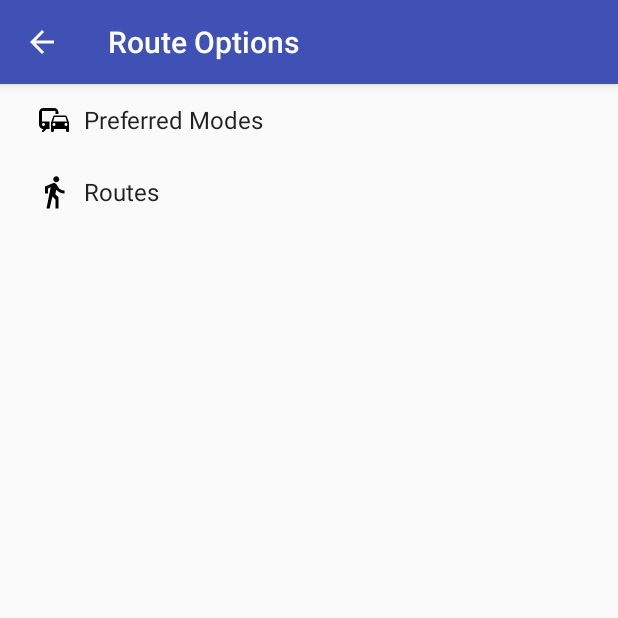
After one commit to Aakankshareddy/SIHPassengerApp, an Android app: the RouteSettings screen opened directly, with no data from a screen before it, on a phone screen of 412 x 824 dp, the top half of it. The commit adds this screen. Run offline under Robolectric (Android 15) with nearby library versions, the phone set to English and light mode, and no system bars.

Commit message:
route settings basic

```diff
--- a/app/build.gradle
+++ b/app/build.gradle
@@ -9,6 +9,7 @@ android {
         versionCode 1
         versionName "1.0"
         testInstrumentationRunner "android.support.test.runner.AndroidJUnitRunner"
+        vectorDrawables.useSupportLibrary = true
     }
     buildTypes {
         release {
@@ -22,6 +23,8 @@ dependencies {
     implementation fileTree(dir: 'libs', include: ['*.jar'])
     implementation 'com.android.support:appcompat-v7:27.1.1'
     implementation 'com.android.support.constraint:constraint-layout:1.1.3'
+    implementation 'com.android.support:support-v4:27.1.1'
+    implementation 'com.android.support:support-vector-drawable:27.1.1'
     testImplementation 'junit:junit:4.12'
     androidTestImplementation 'com.android.support.test:runner:1.0.2'
     androidTestImplementation 'com.android.support.test.espresso:espresso-core:3.0.2'
--- /dev/null
+++ b/app/src/main/java/com/aakankshareddy/sihpassengerapp/AppCompatPreferenceActivity.java
@@ -0,0 +1,109 @@
+package com.aakankshareddy.sihpassengerapp;
+
+import android.content.res.Configuration;
+import android.os.Bundle;
+import android.preference.PreferenceActivity;
+import android.support.annotation.LayoutRes;
+import android.support.annotation.Nullable;
+import android.support.v7.app.ActionBar;
+import android.support.v7.app.AppCompatDelegate;
+import android.support.v7.widget.Toolbar;
+import android.view.MenuInflater;
+import android.view.View;
+import android.view.ViewGroup;
+
+/**
+ * A {@link android.preference.PreferenceActivity} which implements and proxies the necessary calls
+ * to be used with AppCompat.
+ */
+public abstract class AppCompatPreferenceActivity extends PreferenceActivity {
+
+    private AppCompatDelegate mDelegate;
+
+    @Override
+    protected void onCreate(Bundle savedInstanceState) {
+        getDelegate().installViewFactory();
+        getDelegate().onCreate(savedInstanceState);
+        super.onCreate(savedInstanceState);
+    }
+
+    @Override
+    protected void onPostCreate(Bundle savedInstanceState) {
+        super.onPostCreate(savedInstanceState);
+        getDelegate().onPostCreate(savedInstanceState);
+    }
+
+    public ActionBar getSupportActionBar() {
+        return getDelegate().getSupportActionBar();
+    }
+
+    public void setSupportActionBar(@Nullable Toolbar toolbar) {
+        getDelegate().setSupportActionBar(toolbar);
+    }
+
+    @Override
+    public MenuInflater getMenuInflater() {
+        return getDelegate().getMenuInflater();
+    }
+
+    @Override
+    public void setContentView(@LayoutRes int layoutResID) {
+        getDelegate().setContentView(layoutResID);
+    }
+
+    @Override
+    public void setContentView(View view) {
+        getDelegate().setContentView(view);
+    }
+
+    @Override
+    public void setContentView(View view, ViewGroup.LayoutParams params) {
+        getDelegate().setContentView(view, params);
+    }
+
+    @Override
+    public void addContentView(View view, ViewGroup.LayoutParams params) {
+        getDelegate().addContentView(view, params);
+    }
+
+    @Override
+    protected void onPostResume() {
+        super.onPostResume();
+        getDelegate().onPostResume();
+    }
+
+    @Override
+    protected void onTitleChanged(CharSequence title, int color) {
+        super.onTitleChanged(title, color);
+        getDelegate().setTitle(title);
+    }
+
+    @Override
+    public void onConfigurationChanged(Configuration newConfig) {
+        super.onConfigurationChanged(newConfig);
+        getDelegate().onConfigurationChanged(newConfig);
+    }
+
+    @Override
+    protected void onStop() {
+        super.onStop();
+        getDelegate().onStop();
+    }
+
+    @Override
+    protected void onDestroy() {
+        super.onDestroy();
+        getDelegate().onDestroy();
+    }
+
+    public void invalidateOptionsMenu() {
+        getDelegate().invalidateOptionsMenu();
+    }
+
+    private AppCompatDelegate getDelegate() {
+        if (mDelegate == null) {
+            mDelegate = AppCompatDelegate.create(this, null);
+        }
+        return mDelegate;
+    }
+}
--- /dev/null
+++ b/app/src/main/java/com/aakankshareddy/sihpassengerapp/RouteSettings.java
@@ -0,0 +1,236 @@
+package com.aakankshareddy.sihpassengerapp;
+
+import android.annotation.TargetApi;
+import android.content.Context;
+import android.content.Intent;
+import android.content.res.Configuration;
+import android.media.Ringtone;
+import android.media.RingtoneManager;
+import android.net.Uri;
+import android.os.Build;
+import android.os.Bundle;
+import android.preference.ListPreference;
+import android.preference.Preference;
+import android.preference.PreferenceActivity;
+import android.support.v7.app.ActionBar;
+import android.preference.PreferenceFragment;
+import android.preference.PreferenceManager;
+import android.preference.RingtonePreference;
+import android.text.TextUtils;
+import android.view.MenuItem;
+import android.support.v4.app.NavUtils;
+
+import java.util.List;
+
+/**
+ * A {@link PreferenceActivity} that presents a set of application settings. On
+ * handset devices, settings are presented as a single list. On tablets,
+ * settings are split by category, with category headers shown to the left of
+ * the list of settings.
+ * <p>
+ * See <a href="http://developer.android.com/design/patterns/settings.html">
+ * Android Design: Settings</a> for design guidelines and the <a
+ * href="http://developer.android.com/guide/topics/ui/settings.html">Settings
+ * API Guide</a> for more information on developing a Settings UI.
+ */
+public class RouteSettings extends AppCompatPreferenceActivity {
+
+//    /**
+//     * A preference value change listener that updates the preference's summary
+//     * to reflect its new value.
+//     */
+//    private static Preference.OnPreferenceChangeListener sBindPreferenceSummaryToValueListener = new Preference.OnPreferenceChangeListener() {
+//        @Override
+//        public boolean onPreferenceChange(Preference preference, Object value) {
+//            String stringValue = value.toString();
+//
+//            if (preference instanceof ListPreference) {
+//                // For list preferences, look up the correct display value in
+//                // the preference's 'entries' list.
+//                ListPreference listPreference = (ListPreference) preference;
+//                int index = listPreference.findIndexOfValue(stringValue);
+//
+//                // Set the summary to reflect the new value.
+//                preference.setSummary(
+//                        index >= 0
+//                                ? listPreference.getEntries()[index]
+//                                : null);
+//
+//            } else if (preference instanceof RingtonePreference) {
+//                // For ringtone preferences, look up the correct display value
+//                // using RingtoneManager.
+//                if (TextUtils.isEmpty(stringValue)) {
+//                    // Empty values correspond to 'silent' (no ringtone).
+//                    preference.setSummary(R.string.pref_ringtone_silent);
+//
+//                } else {
+//                    Ringtone ringtone = RingtoneManager.getRingtone(
+//                            preference.getContext(), Uri.parse(stringValue));
+//
+//                    if (ringtone == null) {
+//                        // Clear the summary if there was a lookup error.
+//                        preference.setSummary(null);
+//                    } else {
+//                        // Set the summary to reflect the new ringtone display
+//                        // name.
+//                        String name = ringtone.getTitle(preference.getContext());
+//                        preference.setSummary(name);
+//                    }
+//                }
+//
+//            } else {
+//                // For all other preferences, set the summary to the value's
+//                // simple string representation.
+//                preference.setSummary(stringValue);
+//            }
+//            return true;
+//        }
+//    };
+
+    /**
+     * Helper method to determine if the device has an extra-large screen. For
+     * example, 10" tablets are extra-large.
+     */
+    private static boolean isXLargeTablet(Context context) {
+        return (context.getResources().getConfiguration().screenLayout
+                & Configuration.SCREENLAYOUT_SIZE_MASK) >= Configuration.SCREENLAYOUT_SIZE_XLARGE;
+    }
+
+//    /**
+//     * Binds a preference's summary to its value. More specifically, when the
+//     * preference's value is changed, its summary (line of text below the
+//     * preference title) is updated to reflect the value. The summary is also
+//     * immediately updated upon calling this method. The exact display format is
+//     * dependent on the type of preference.
+//     *
+//     * @see #sBindPreferenceSummaryToValueListener
+//     */
+//    private static void bindPreferenceSummaryToValue(Preference preference) {
+//        // Set the listener to watch for value changes.
+//        preference.setOnPreferenceChangeListener(sBindPreferenceSummaryToValueListener);
+//
+//        // Trigger the listener immediately with the preference's
+//        // current value.
+//        sBindPreferenceSummaryToValueListener.onPreferenceChange(preference,
+//                PreferenceManager
+//                        .getDefaultSharedPreferences(preference.getContext())
+//                        .getString(preference.getKey(), ""));
+//    }
+
+    @Override
+    protected void onCreate(Bundle savedInstanceState) {
+        super.onCreate(savedInstanceState);
+        setupActionBar();
+    }
+
+    /**
+     * Set up the {@link android.app.ActionBar}, if the API is available.
+     */
+    private void setupActionBar() {
+        ActionBar actionBar = getSupportActionBar();
+        if (actionBar != null) {
+            // Show the Up button in the action bar.
+            actionBar.setDisplayHomeAsUpEnabled(true);
+        }
+    }
+
+    @Override
+    public boolean onMenuItemSelected(int featureId, MenuItem item) {
+        int id = item.getItemId();
+        if (id == android.R.id.home) {
+            if (!super.onMenuItemSelected(featureId, item)) {
+                NavUtils.navigateUpFromSameTask(this);
+            }
+            return true;
+        }
+        return super.onMenuItemSelected(featureId, item);
+    }
+
+    /**
+     * {@inheritDoc}
+     */
+    @Override
+    public boolean onIsMultiPane() {
+        return isXLargeTablet(this);
+    }
+
+    /**
+     * {@inheritDoc}
+     */
+    @Override
+    @TargetApi(Build.VERSION_CODES.HONEYCOMB)
+    public void onBuildHeaders(List<Header> target) {
+        loadHeadersFromResource(R.xml.pref_headers, target);
+    }
+
+    /**
+     * This method stops fragment injection in malicious applications.
+     * Make sure to deny any unknown fragments here.
+     */
+    protected boolean isValidFragment(String fragmentName) {
+        return PreferenceFragment.class.getName().equals(fragmentName)
+                || GeneralPreferenceFragment.class.getName().equals(fragmentName)
+                || NotificationPreferenceFragment.class.getName().equals(fragmentName);
+    }
+
+    /**
+     * This fragment shows general preferences only. It is used when the
+     * activity is showing a two-pane settings UI.
+     */
+    @TargetApi(Build.VERSION_CODES.HONEYCOMB)
+    public static class GeneralPreferenceFragment extends PreferenceFragment {
+        @Override
+        public void onCreate(Bundle savedInstanceState) {
+            super.onCreate(savedInstanceState);
+            addPreferencesFromResource(R.xml.pref_modes);
+            setHasOptionsMenu(true);
+
+//            // Bind the summaries of EditText/List/Dialog/Ringtone preferences
+//            // to their values. When their values change, their summaries are
+//            // updated to reflect the new value, per the Android Design
+//            // guidelines.
+//            bindPreferenceSummaryToValue(findPreference("example_text"));
+//            bindPreferenceSummaryToValue(findPreference("example_list"));
+        }
+
+        @Override
+        public boolean onOptionsItemSelected(MenuItem item) {
+            int id = item.getItemId();
+            if (id == android.R.id.home) {
+                startActivity(new Intent(getActivity(), RouteSettings.class));
+                return true;
+            }
+            return super.onOptionsItemSelected(item);
+        }
+    }
+
+    /**
+     * This fragment shows notification preferences only. It is used when the
+     * activity is showing a two-pane settings UI.
+     */
+    @TargetApi(Build.VERSION_CODES.HONEYCOMB)
+    public static class NotificationPreferenceFragment extends PreferenceFragment {
+        @Override
+        public void onCreate(Bundle savedInstanceState) {
+            super.onCreate(savedInstanceState);
+            addPreferencesFromResource(R.xml.pref_routes);
+            setHasOptionsMenu(true);
+
+//            // Bind the summaries of EditText/List/Dialog/Ringtone preferences
+//            // to their values. When their values change, their summaries are
+//            // updated to reflect the new value, per the Android Design
+//            // guidelines.
+//            bindPreferenceSummaryToValue(findPreference("notifications_new_message_ringtone"));
+        }
+
+        @Override
+        public boolean onOptionsItemSelected(MenuItem item) {
+            int id = item.getItemId();
+            if (id == android.R.id.home) {
+                startActivity(new Intent(getActivity(), RouteSettings.class));
+                return true;
+            }
+            return super.onOptionsItemSelected(item);
+        }
+    }
+}
--- /dev/null
+++ b/app/src/main/res/drawable/ic_baseline_commute_24px.xml
@@ -0,0 +1,9 @@
+<vector xmlns:android="http://schemas.android.com/apk/res/android"
+    android:width="24dp"
+    android:height="24dp"
+    android:viewportWidth="24"
+    android:viewportHeight="24">
+  <path
+      android:fillColor="#FF000000"
+      android:pathData="M12,4L5,4C3.34,4 2,5.34 2,7v8c0,1.66 1.34,3 3,3l-1,1v1h1l2,-2.03L9,18v-5L4,13L4,5.98L13,6v2h2L15,7c0,-1.66 -1.34,-3 -3,-3zM5,14c0.55,0 1,0.45 1,1s-0.45,1 -1,1 -1,-0.45 -1,-1 0.45,-1 1,-1zM20.57,9.66c-0.14,-0.4 -0.52,-0.66 -0.97,-0.66h-7.19c-0.46,0 -0.83,0.26 -0.98,0.66L10,13.77l0.01,5.51c0,0.38 0.31,0.72 0.69,0.72h0.62c0.38,0 0.68,-0.38 0.68,-0.76L12,18h8v1.24c0,0.38 0.31,0.76 0.69,0.76h0.61c0.38,0 0.69,-0.34 0.69,-0.72l0.01,-1.37v-4.14l-1.43,-4.11zM12.41,10h7.19l1.03,3h-9.25l1.03,-3zM12,16c-0.55,0 -1,-0.45 -1,-1s0.45,-1 1,-1 1,0.45 1,1 -0.45,1 -1,1zM20,16c-0.55,0 -1,-0.45 -1,-1s0.45,-1 1,-1 1,0.45 1,1 -0.45,1 -1,1z"/>
+</vector>
--- /dev/null
+++ b/app/src/main/res/drawable/ic_directions_walk_black_24dp.xml
@@ -0,0 +1,9 @@
+<vector xmlns:android="http://schemas.android.com/apk/res/android"
+        android:width="24dp"
+        android:height="24dp"
+        android:viewportWidth="24.0"
+        android:viewportHeight="24.0">
+    <path
+        android:fillColor="#FF000000"
+        android:pathData="M13.5,5.5c1.1,0 2,-0.9 2,-2s-0.9,-2 -2,-2 -2,0.9 -2,2 0.9,2 2,2zM9.8,8.9L7,23h2.1l1.8,-8 2.1,2v6h2v-7.5l-2.1,-2 0.6,-3C14.8,12 16.8,13 19,13v-2c-1.9,0 -3.5,-1 -4.3,-2.4l-1,-1.6c-0.4,-0.6 -1,-1 -1.7,-1 -0.3,0 -0.5,0.1 -0.8,0.1L6,8.3V13h2V9.6l1.8,-0.7"/>
+</vector>
--- a/app/src/main/res/layout/paths_list_item.xml
+++ b/app/src/main/res/layout/paths_list_item.xml
@@ -7,5 +7,4 @@
         android:text="path 1"
     android:padding="8dp"
     android:layout_margin="8dp"
-    android:textSize="16sp"
-    />
+    android:textSize="16sp" />
--- a/app/src/main/res/values/strings.xml
+++ b/app/src/main/res/values/strings.xml
@@ -1,3 +1,15 @@
 <resources>
     <string name="app_name">SIHPassengerApp</string>
+    <string name="title_activity_route_settings">Route Options</string>
+
+    <!-- Strings related to Settings -->
+        <!-- settings for modes-->
+        <string name="pref_header_modes">Preferred Modes</string>
+
+        <!-- settings for modes -->
+        <string name="pref_header_routes">Routes</string>
+        <string name="pref_title_modes_bus">Bus</string>
+        <string name="pref_title_modes_train">Train</string>
+        <string name="pref_title_modes_metro">Metro</string>
+
 </resources>
--- /dev/null
+++ b/app/src/main/res/xml/pref_headers.xml
@@ -0,0 +1,15 @@
+<preference-headers xmlns:android="http://schemas.android.com/apk/res/android">
+
+    <!-- These settings headers are only used on tablets. -->
+
+    <header
+        android:fragment="com.aakankshareddy.sihpassengerapp.RouteSettings$GeneralPreferenceFragment"
+        android:icon="@drawable/ic_baseline_commute_24px"
+        android:title="@string/pref_header_modes" />
+
+    <header
+        android:fragment="com.aakankshareddy.sihpassengerapp.RouteSettings$NotificationPreferenceFragment"
+        android:icon="@drawable/ic_directions_walk_black_24dp"
+        android:title="@string/pref_header_routes" />
+
+</preference-headers>
--- /dev/null
+++ b/app/src/main/res/xml/pref_modes.xml
@@ -0,0 +1,18 @@
+<PreferenceScreen xmlns:android="http://schemas.android.com/apk/res/android">
+
+    <SwitchPreference
+        android:defaultValue="true"
+        android:key="modes_bus"
+        android:title="@string/pref_title_modes_bus" />
+
+    <SwitchPreference
+        android:defaultValue="false"
+        android:key="modes_Train"
+        android:title="@string/pref_title_modes_train" />
+
+    <SwitchPreference
+        android:defaultValue="false"
+        android:key="modes_metro"
+        android:title="@string/pref_title_modes_metro" />
+
+</PreferenceScreen>
--- /dev/null
+++ b/app/src/main/res/xml/pref_routes.xml
@@ -0,0 +1,18 @@
+<PreferenceScreen xmlns:android="http://schemas.android.com/apk/res/android">
+
+    <CheckBoxPreference
+        android:title="Best route"
+        android:defaultValue="false"
+        android:key="pref_routes_best" />
+
+    <CheckBoxPreference
+        android:defaultValue="false"
+        android:key="pref_routes_cheapest"
+        android:title="Lowest cost" />
+
+    <CheckBoxPreference
+        android:title="Safest route"
+        android:defaultValue="false"
+        android:key="pref_routes_safest"
+        />
+</PreferenceScreen>
```
Also changed, not shown: app/src/main/AndroidManifest.xml (+9 -2 lines), app/src/main/res/drawable/ic_info_black_24dp.xml (added, +9 -0 lines), app/src/main/res/drawable/ic_notifications_black_24dp.xml (added, +9 -0 lines), app/src/main/res/drawable/ic_sync_black_24dp.xml (added, +9 -0 lines).
